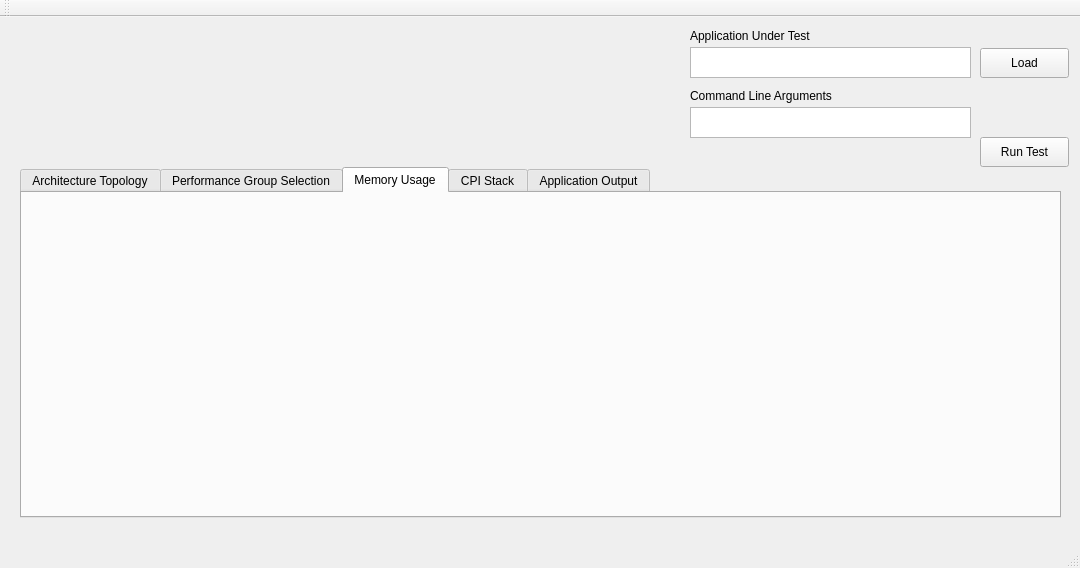
Areon1031/CPE_631_Advanced_Computer_Architecture, file Project/QuickPerformance/mainwindow.ui: the form before one commit.
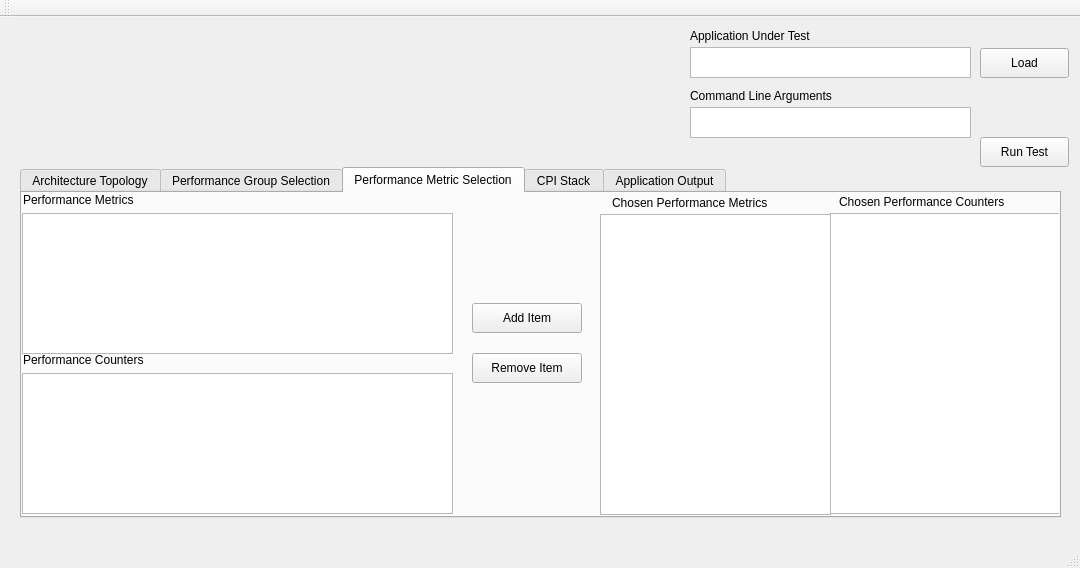
The form after the commit. The open tabs and pages were chosen to show the change. Custom widgets are drawn as their Qt base class.

Commit message: - Added new widgets to handle performance metrics and counters 	- WIP - Still need to implement the calls for the metrics and counters - Added double click functionality to all the list widgets.

The edit to the form file:
```diff
--- a/Project/QuickPerformance/mainwindow.ui
+++ b/Project/QuickPerformance/mainwindow.ui
@@ -185,8 +185,126 @@
     </widget>
     <widget class="QWidget" name="MemoryUsage_Tab">
      <attribute name="title">
-      <string>Memory Usage</string>
+      <string>Performance Metric Selection</string>
      </attribute>
+     <widget class="QLabel" name="PerfCounters_Label">
+      <property name="geometry">
+       <rect>
+        <x>1</x>
+        <y>157</y>
+        <width>161</width>
+        <height>20</height>
+       </rect>
+      </property>
+      <property name="text">
+       <string>Performance Counters</string>
+      </property>
+     </widget>
+     <widget class="QListWidget" name="PerfCounters_List">
+      <property name="geometry">
+       <rect>
+        <x>0</x>
+        <y>180</y>
+        <width>431</width>
+        <height>141</height>
+       </rect>
+      </property>
+     </widget>
+     <widget class="QLabel" name="ChosenPerfMetrics_Label">
+      <property name="geometry">
+       <rect>
+        <x>590</x>
+        <y>0</y>
+        <width>200</width>
+        <height>20</height>
+       </rect>
+      </property>
+      <property name="text">
+       <string>Chosen Performance Metrics</string>
+      </property>
+     </widget>
+     <widget class="QPushButton" name="AddPerfMetric_pushButton">
+      <property name="geometry">
+       <rect>
+        <x>450</x>
+        <y>110</y>
+        <width>110</width>
+        <height>30</height>
+       </rect>
+      </property>
+      <property name="text">
+       <string>Add Item</string>
+      </property>
+     </widget>
+     <widget class="QListWidget" name="ChosenPerfMetrics_List">
+      <property name="geometry">
+       <rect>
+        <x>578</x>
+        <y>21</y>
+        <width>231</width>
+        <height>301</height>
+       </rect>
+      </property>
+     </widget>
+     <widget class="QPushButton" name="RemovePerfMetric_pushButton">
+      <property name="geometry">
+       <rect>
+        <x>450</x>
+        <y>160</y>
+        <width>110</width>
+        <height>30</height>
+       </rect>
+      </property>
+      <property name="text">
+       <string>Remove Item</string>
+      </property>
+     </widget>
+     <widget class="QListWidget" name="PerfMetrics_List">
+      <property name="geometry">
+       <rect>
+        <x>0</x>
+        <y>20</y>
+        <width>431</width>
+        <height>141</height>
+       </rect>
+      </property>
+     </widget>
+     <widget class="QLabel" name="PerfMetrics_Label">
+      <property name="geometry">
+       <rect>
+        <x>1</x>
+        <y>-3</y>
+        <width>161</width>
+        <height>20</height>
+       </rect>
+      </property>
+      <property name="text">
+       <string>Performance Metrics</string>
+      </property>
+     </widget>
+     <widget class="QListWidget" name="ChosenPerfCounters_List">
+      <property name="geometry">
+       <rect>
+        <x>808</x>
+        <y>20</y>
+        <width>231</width>
+        <height>301</height>
+       </rect>
+      </property>
+     </widget>
+     <widget class="QLabel" name="ChosenPerfCoutners_Label">
+      <property name="geometry">
+       <rect>
+        <x>817</x>
+        <y>-1</y>
+        <width>210</width>
+        <height>20</height>
+       </rect>
+      </property>
+      <property name="text">
+       <string>Chosen Performance Counters</string>
+      </property>
+     </widget>
     </widget>
     <widget class="QWidget" name="CPIStack_Tab">
      <attribute name="title">
```
Left out of the diff: 4 changed lines with no effect on the pictures. The commit also changes 7 other files.
